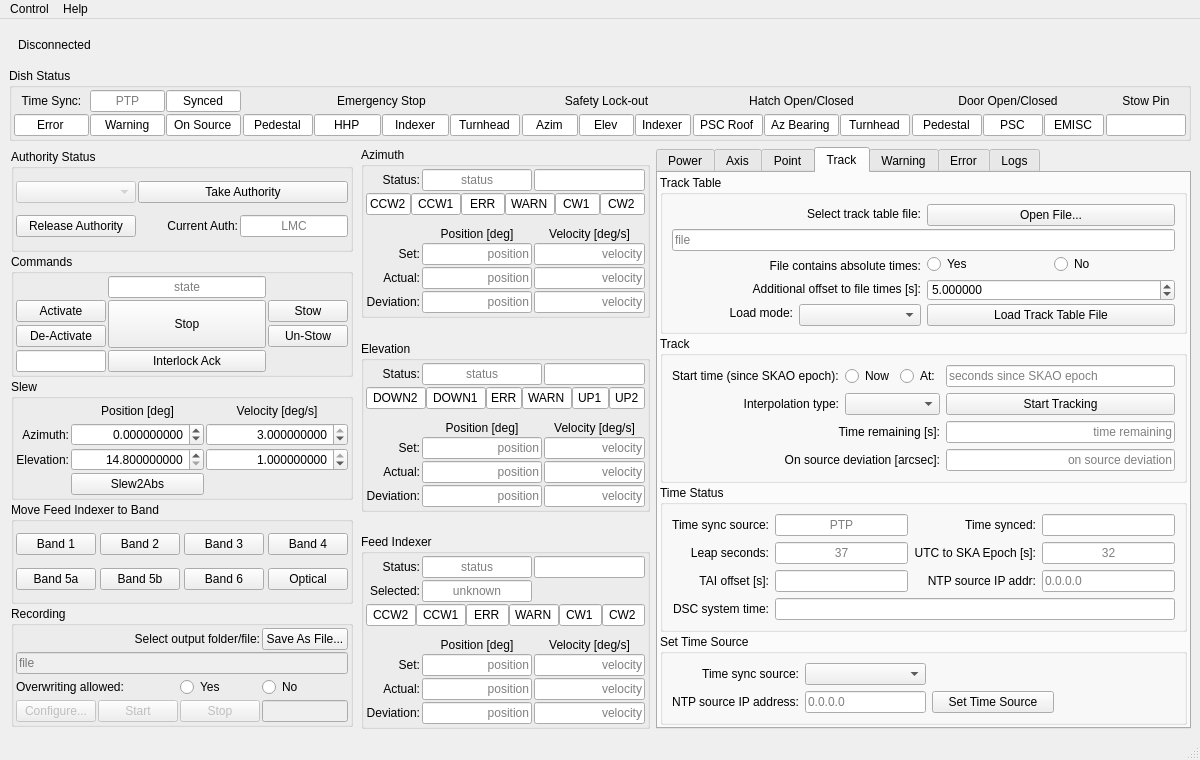
Old version of the form src/ska_mid_disq/ui/dishstructure_mvc.ui in the repository ska-telescope/ska-mid-dish-qualification.
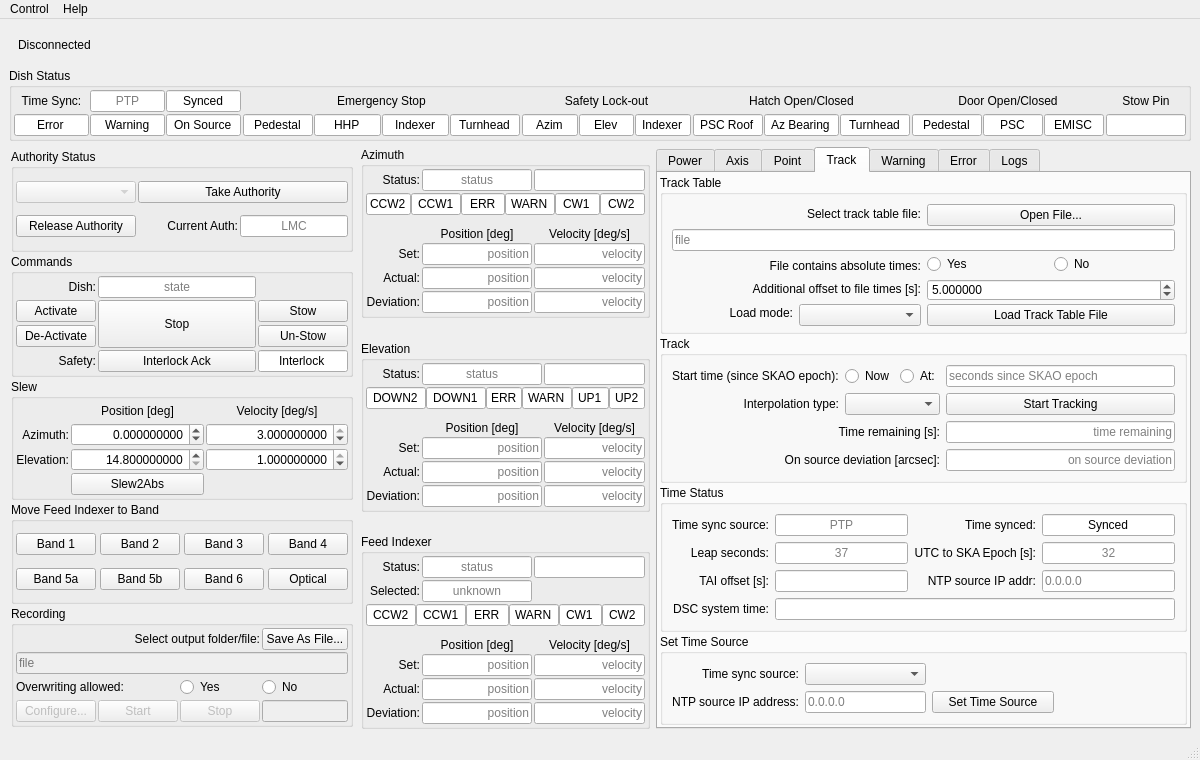
New version of the form. The open tabs and pages were chosen to show the change. Custom widgets are drawn as their Qt base class.

Commit message: WOM-510: Update 'Commands' group and fix 'InterlockClearable' LED

Patch:
```diff
--- a/src/ska_mid_disq/ui/dishstructure_mvc.ui
+++ b/src/ska_mid_disq/ui/dishstructure_mvc.ui
@@ -7514,6 +7514,12 @@
              <property name="focusPolicy">
               <enum>Qt::FocusPolicy::NoFocus</enum>
              </property>
+             <property name="text">
+              <string>Synced</string>
+             </property>
+             <property name="alignment">
+              <set>Qt::AlignmentFlag::AlignCenter</set>
+             </property>
              <property name="readOnly">
               <bool>true</bool>
              </property>
@@ -9079,46 +9085,6 @@
            </property>
           </widget>
          </item>
-         <item row="3" column="0">
-          <widget class="QLineEdit" name="lineEdit_7">
-           <property name="sizePolicy">
-            <sizepolicy hsizetype="MinimumExpanding" vsizetype="Fixed">
-             <horstretch>0</horstretch>
-             <verstretch>0</verstretch>
-            </sizepolicy>
-           </property>
-           <property name="minimumSize">
-            <size>
-             <width>90</width>
-             <height>22</height>
-            </size>
-           </property>
-           <property name="maximumSize">
-            <size>
-             <width>22</width>
-             <height>22</height>
-            </size>
-           </property>
-           <property name="focusPolicy">
-            <enum>Qt::FocusPolicy::NoFocus</enum>
-           </property>
-           <property name="alignment">
-            <set>Qt::AlignmentFlag::AlignCenter</set>
-           </property>
-           <property name="readOnly">
-            <bool>true</bool>
-           </property>
-           <property name="opcua" stdset="0">
-            <string>Safety.Status.InterlockClearable</string>
-           </property>
-           <property name="opcua_tupe" stdset="0">
-            <string>Boolean</string>
-           </property>
-           <property name="led_colour" stdset="0">
-            <string>green</string>
-           </property>
-          </widget>
-         </item>
          <item row="3" column="2">
           <widget class="QPushButton" name="button_interlock_ack">
            <property name="enabled">
@@ -9138,6 +9104,69 @@
            </property>
           </widget>
          </item>
+         <item row="3" column="3">
+          <widget class="QLineEdit" name="lineEdit_7">
+           <property name="sizePolicy">
+            <sizepolicy hsizetype="MinimumExpanding" vsizetype="Fixed">
+             <horstretch>0</horstretch>
+             <verstretch>0</verstretch>
+            </sizepolicy>
+           </property>
+           <property name="minimumSize">
+            <size>
+             <width>90</width>
+             <height>22</height>
+            </size>
+           </property>
+           <property name="maximumSize">
+            <size>
+             <width>22</width>
+             <height>22</height>
+            </size>
+           </property>
+           <property name="focusPolicy">
+            <enum>Qt::FocusPolicy::NoFocus</enum>
+           </property>
+           <property name="text">
+            <string>Interlock</string>
+           </property>
+           <property name="alignment">
+            <set>Qt::AlignmentFlag::AlignCenter</set>
+           </property>
+           <property name="readOnly">
+            <bool>true</bool>
+           </property>
+           <property name="opcua" stdset="0">
+            <string>Safety.Status.InterlockClearable</string>
+           </property>
+           <property name="led_colour" stdset="0">
+            <string>green</string>
+           </property>
+           <property name="opcua_type" stdset="0">
+            <string>Boolean</string>
+           </property>
+          </widget>
+         </item>
+         <item row="0" column="0">
+          <widget class="QLabel" name="label_62">
+           <property name="text">
+            <string>Dish:</string>
+           </property>
+           <property name="alignment">
+            <set>Qt::AlignmentFlag::AlignRight|Qt::AlignmentFlag::AlignTrailing|Qt::AlignmentFlag::AlignVCenter</set>
+           </property>
+          </widget>
+         </item>
+         <item row="3" column="0">
+          <widget class="QLabel" name="label_123">
+           <property name="text">
+            <string>Safety:</string>
+           </property>
+           <property name="alignment">
+            <set>Qt::AlignmentFlag::AlignRight|Qt::AlignmentFlag::AlignTrailing|Qt::AlignmentFlag::AlignVCenter</set>
+           </property>
+          </widget>
+         </item>
         </layout>
        </widget>
       </item>
```
